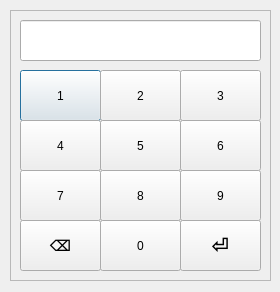
First picture: the form in flowscale/forms/keypad.ui, repository sigurgeirg/sandbox, before the edit.
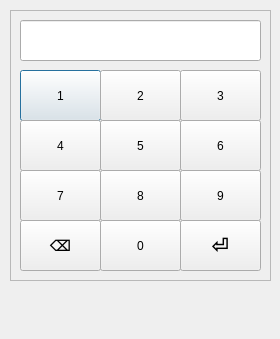
Second picture: the form after the edit.

Patch:
```diff
--- a/flowscale/forms/keypad.ui
+++ b/flowscale/forms/keypad.ui
@@ -7,7 +7,7 @@
     <x>0</x>
     <y>0</y>
     <width>280</width>
-    <height>292</height>
+    <height>339</height>
    </rect>
   </property>
   <property name="windowTitle">
```
